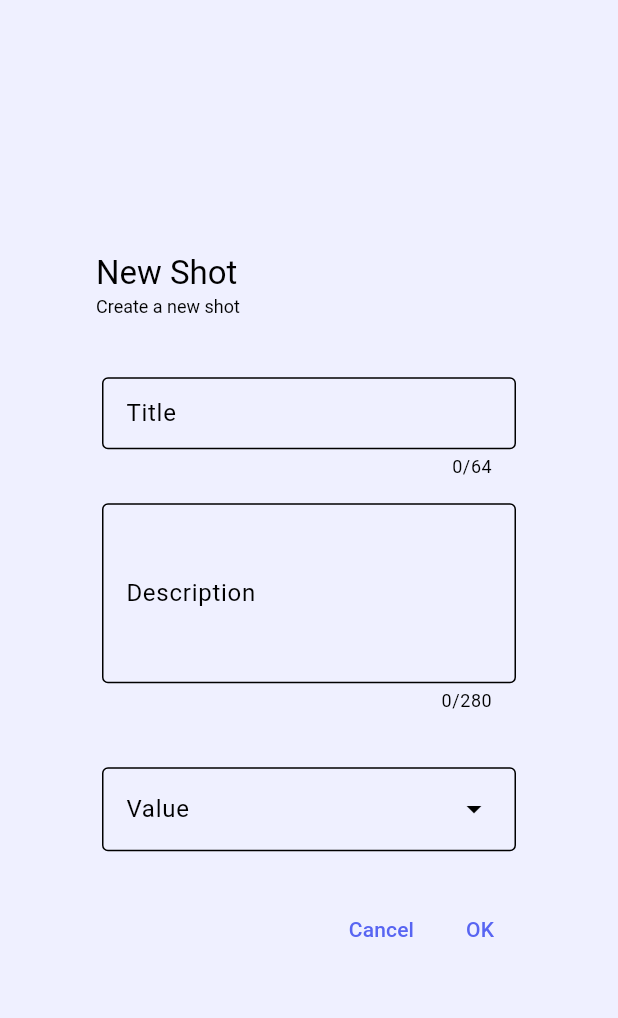
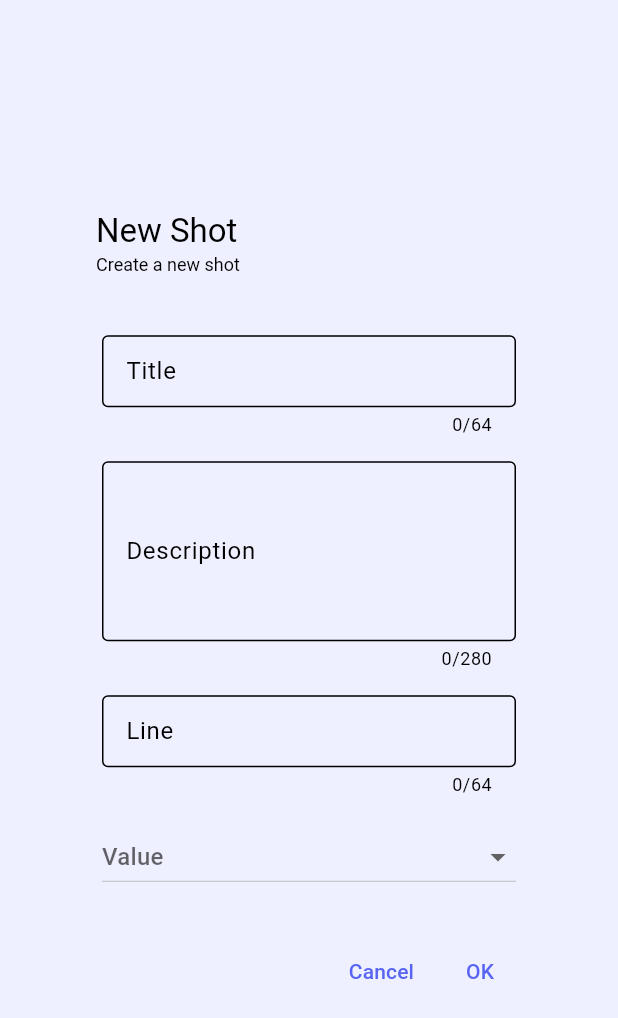
Before and after one commit to StudioRvAndCo/cpm_app, a Flutter app: the NewShotDialog widget shown alone on an empty page, opened directly, on a phone screen of 412 x 824 dp. Shown: the top 1018 px of the screen. Run offline on Flutter 3.47's test engine with Material 2 defaults, Android fonts, the light colour scheme and no system bars; our stand-ins replace file_picker, page_transition; missing offline and left inert: outline_search_bar.

Commit message:
new shot dialog

```diff
--- a/lib/dialogs/new_shot.dart
+++ b/lib/dialogs/new_shot.dart
@@ -12,7 +12,7 @@ class _NewShotDialogState extends State<NewShotDialog> {
 
   String? title;
   String? description;
-  final List<String> valuesList = [
+  final List<String> values = [
     'Full shot',
     'Medium full shot',
     'Cowboy shot',
@@ -24,7 +24,7 @@ class _NewShotDialogState extends State<NewShotDialog> {
     'Sequence',
     'Landscape'
   ];
-  String? value;
+  String? selectedValue;
   String? line;
 
   @override
@@ -57,7 +57,6 @@ class _NewShotDialogState extends State<NewShotDialog> {
         Padding(
           padding: const EdgeInsets.all(20.0),
           child: Form(
-            child: SizedBox(
             child: Column(
                 mainAxisAlignment: MainAxisAlignment.spaceBetween,
                 children: [
@@ -88,21 +87,41 @@ class _NewShotDialogState extends State<NewShotDialog> {
                       ),
                     ),
                   ),
-                    const SizedBox(
-                      height: 20,
+                  Padding(
+                    padding: const EdgeInsets.all(8.0),
+                    child: SizedBox(
+                      width: 330,
+                      child: TextFormField(
+                        maxLength: 64,
+                        decoration: const InputDecoration(
+                            labelText: 'Line',
+                            border: OutlineInputBorder(),
+                            isDense: true),
+                      ),
+                    ),
                   ),
                   Padding(
                     padding: const EdgeInsets.all(8.0),
-                      child: DropdownMenu(
+                    child: SizedBox(
                       width: 330,
-                          label: Text('Value'),
-                          dropdownMenuEntries: valuesList
-                              .map<DropdownMenuEntry<String>>((String value) {
-                            return DropdownMenuEntry<String>(
+                      child: DropdownButton(
+                        isExpanded: true,
+                        hint: Text('Value'),
+                        items: values
+                            .map<DropdownMenuItem<String>>((String value) {
+                          return DropdownMenuItem<String>(
                             value: value,
-                              label: value,
+                            child: Text(value),
                           );
-                          }).toList()),
+                        }).toList(),
+                        value: selectedValue,
+                        onChanged: (String? value) {
+                          setState(() {
+                            selectedValue = value;
+                          });
+                        },
+                      ),
+                    ),
                   ),
                   const SizedBox(
                     height: 20,
@@ -124,7 +143,6 @@ class _NewShotDialogState extends State<NewShotDialog> {
                   )
                 ]),
           ),
-          ),
         )
       ],
     );
```
Also changed, not shown: lib/dialogs/new_sequence.dart (+12 -12 lines). Lines whose indentation alone changed are shown as unchanged.
